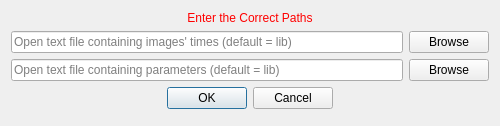
Qt form Version2.0/Plugins/kcl.cemrgapp.mmeasurement/src/internal/MmeasurementViewUITracking.ui (OpenHeartDevelopers/CemrgApp) before a commit.
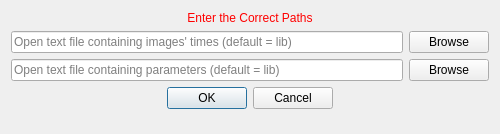
The same form after that commit.

Patch:
```diff
--- a/Version2.0/Plugins/kcl.cemrgapp.mmeasurement/src/internal/MmeasurementViewUITracking.ui
+++ b/Version2.0/Plugins/kcl.cemrgapp.mmeasurement/src/internal/MmeasurementViewUITracking.ui
@@ -7,7 +7,7 @@
     <x>0</x>
     <y>0</y>
     <width>500</width>
-    <height>126</height>
+    <height>134</height>
    </rect>
   </property>
   <property name="sizePolicy">
@@ -19,7 +19,13 @@
   <property name="minimumSize">
    <size>
     <width>500</width>
-    <height>0</height>
+    <height>134</height>
+   </size>
+  </property>
+  <property name="maximumSize">
+   <size>
+    <width>16777215</width>
+    <height>134</height>
    </size>
   </property>
   <property name="windowTitle">
```
